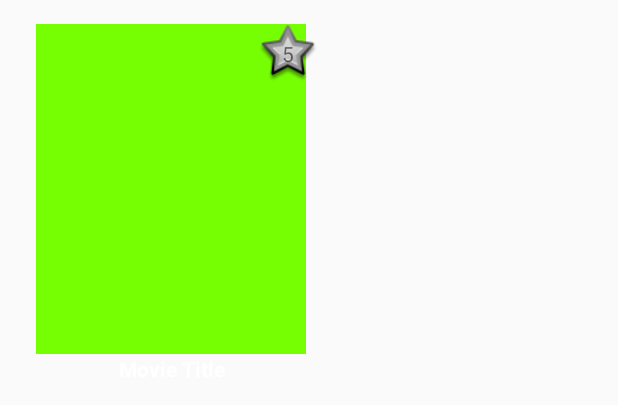
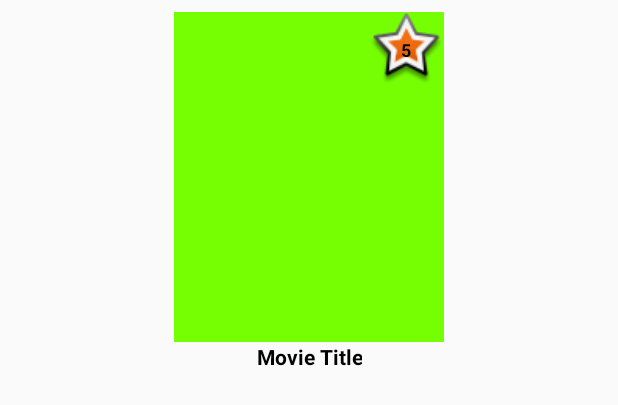
Before and after one commit to bonn9650/Popular-Movies-Android, an Android app: the layout film_poster_list_item.xml on its own in the app's theme, with its tools: preview values and no code run, on a phone screen of 412 x 824 dp. Shown: the top 405 px of the screen. Run offline under Robolectric (Android 15) with nearby library versions, the phone set to English and light mode, and no system bars.

Commit message:
Create preference activity fragment to house settings for sorting the film list. Change retrofit call to dynamically fetch lists from shared preference for sort type.

```diff
--- a/app/build.gradle
+++ b/app/build.gradle
@@ -9,6 +9,7 @@ android {
         versionCode 1
         versionName "1.0"
         testInstrumentationRunner "android.support.test.runner.AndroidJUnitRunner"
+        vectorDrawables.useSupportLibrary = true
     }
     buildTypes {
         release {
@@ -23,9 +24,13 @@ dependencies {
     implementation 'com.android.support:appcompat-v7:27.1.1'
     implementation 'com.android.support.constraint:constraint-layout:1.1.0'
     implementation 'com.android.support:recyclerview-v7:27.1.1'
+    implementation 'com.android.support:support-v4:27.1.1'
+    implementation 'com.android.support:support-vector-drawable:27.1.1'
     testImplementation 'junit:junit:4.12'
     androidTestImplementation 'com.android.support.test:runner:1.0.2'
     androidTestImplementation 'com.android.support.test.espresso:espresso-core:3.0.2'
     implementation 'com.squareup.retrofit2:retrofit:2.4.0'
     implementation 'com.squareup.retrofit2:converter-gson:2.4.0'
+    implementation 'com.squareup.picasso:picasso:2.71828'
+    implementation 'com.android.support:preference-v7:27.1.1'
 }
--- a/app/src/main/AndroidManifest.xml
+++ b/app/src/main/AndroidManifest.xml
@@ -2,7 +2,7 @@
 <manifest xmlns:android="http://schemas.android.com/apk/res/android"
     package="com.example.android.popularmovies">
 
-    <uses-permission android:name="android.permission.INTERNET"/>
+    <uses-permission android:name="android.permission.INTERNET" />
 
     <application
         android:allowBackup="true"
@@ -18,6 +18,10 @@
                 <category android:name="android.intent.category.LAUNCHER" />
             </intent-filter>
         </activity>
+        <activity
+            android:name=".SettingsActivity"
+            android:label="@string/title_activity_settings"
+            android:parentActivityName=".MainActivity"></activity>
     </application>
 
 </manifest>
--- a/app/src/main/java/com/example/android/popularmovies/FilmRecyclerViewAdapter.java
+++ b/app/src/main/java/com/example/android/popularmovies/FilmRecyclerViewAdapter.java
@@ -6,10 +6,12 @@ import android.support.v7.widget.RecyclerView;
 import android.view.LayoutInflater;
 import android.view.View;
 import android.view.ViewGroup;
+import android.widget.ImageView;
 import android.widget.TextView;
 
 
 import com.example.android.popularmovies.TheMovieDBAPI.Films;
+import com.squareup.picasso.Picasso;
 
 import java.util.List;
 
@@ -19,6 +21,7 @@ public class FilmRecyclerViewAdapter extends RecyclerView
 
     private List<Films> mFilms;
     private Context mContext;
+    private static final String BASE_IMAGE_URL = "https://image.tmdb.org/t/p/w342";
 
     public FilmRecyclerViewAdapter(List<Films> films, Context context) {
         this.mFilms = films;
@@ -29,6 +32,7 @@ public class FilmRecyclerViewAdapter extends RecyclerView
 
         TextView filmName;
         TextView filmRating;
+        ImageView filmImage;
 
 
         public FilmViewHolder(View itemView) {
@@ -36,6 +40,7 @@ public class FilmRecyclerViewAdapter extends RecyclerView
 
             filmName = itemView.findViewById(R.id.film_title);
             filmRating = itemView.findViewById(R.id.film_rating_star);
+            filmImage = itemView.findViewById(R.id.film_image);
 
         }
     }
@@ -57,6 +62,7 @@ public class FilmRecyclerViewAdapter extends RecyclerView
         //set the text and images of the film poster by viewholder position
         holder.filmName.setText(mFilms.get(position).getFilmTitle());
         holder.filmRating.setText(String.valueOf(mFilms.get(position).getVoteAverage()));
+        Picasso.get().load(BASE_IMAGE_URL + mFilms.get(position).getPosterPath()).into(holder.filmImage);
 
     }
 
--- a/app/src/main/java/com/example/android/popularmovies/TheMovieDBAPI/MovieDbClient.java
+++ b/app/src/main/java/com/example/android/popularmovies/TheMovieDBAPI/MovieDbClient.java
@@ -6,10 +6,12 @@ import java.util.List;
 
 import retrofit2.Call;
 import retrofit2.http.GET;
+import retrofit2.http.Path;
 import retrofit2.http.Query;
 
 public interface MovieDbClient {
 
-    @GET("/3/movie/popular")
-    Call<FilmsList> popularMoviesList(@Query("api_key") String api_key);
+    @GET("/3/movie/{path}")
+    Call<FilmsList> getMovieList(@Path("path") String path, @Query("api_key") String api_key);
+
 }
--- a/app/src/main/res/layout/activity_main.xml
+++ b/app/src/main/res/layout/activity_main.xml
@@ -7,7 +7,6 @@
         android:layout_width="match_parent"
         android:layout_height="match_parent"
         android:scrollbars="vertical"
-    android:background="@color/colorPrimaryDark"
         tools:context=".MainActivity">
 
 
--- a/app/src/main/res/layout/film_poster_list_item.xml
+++ b/app/src/main/res/layout/film_poster_list_item.xml
@@ -6,51 +6,58 @@
         xmlns:app="http://schemas.android.com/apk/res-auto"
         xmlns:tools="http://schemas.android.com/tools"
         android:layout_height="wrap_content"
-        android:layout_width="wrap_content"
-        android:layout_margin="16dp">
+        android:layout_width="match_parent"
+        android:layout_margin="8dp">
 
         <android.support.constraint.ConstraintLayout
             android:layout_width="match_parent"
-            android:layout_height="match_parent">
+            android:layout_height="wrap_content">
 
             <ImageView
                 android:id="@+id/film_image"
+                android:layout_width="wrap_content"
+                android:layout_height="240dp"
+                android:layout_marginEnd="8dp"
+                android:layout_marginLeft="8dp"
+                android:layout_marginRight="8dp"
+                android:layout_marginStart="8dp"
+                android:contentDescription="Film Poster Image"
                 android:scaleType="fitCenter"
-                android:layout_width="180dp"
-                android:layout_height="220dp"
-                android:contentDescription="Film Poster Image"
+                android:adjustViewBounds="true"
                 app:layout_constraintEnd_toEndOf="parent"
                 app:layout_constraintStart_toStartOf="parent"
                 app:layout_constraintTop_toTopOf="parent"
-                android:background="@color/colorPrimary"
-                tools:background="@color/colorPrimary"/>
+                tools:background="@color/colorPrimary"
+                tools:layout_height="220dp"
+                tools:layout_width="180dp" />
 
             <TextView
                 android:id="@+id/film_title"
-                android:layout_width="180dp"
+                android:layout_width="wrap_content"
                 android:layout_height="wrap_content"
                 android:layout_marginEnd="8dp"
                 android:layout_marginLeft="8dp"
                 android:layout_marginRight="8dp"
                 android:layout_marginStart="8dp"
-                android:textColor="@android:color/white"
+                android:gravity="center_horizontal"
+                android:textColor="@android:color/black"
                 android:textStyle="bold"
-                android:gravity="center_horizontal"
                 app:layout_constraintEnd_toEndOf="@+id/film_image"
                 app:layout_constraintStart_toStartOf="@+id/film_image"
                 app:layout_constraintTop_toBottomOf="@+id/film_image"
-                tools:text="Movie Title"
-                android:text="@{film.mFilmTitle}"/>
+                tools:text="Movie Title" />
 
             <TextView
                 android:id="@+id/film_rating_star"
-                android:layout_width="40dp"
-                android:layout_height="40dp"
-                android:background="@android:drawable/star_big_off"
+                android:layout_width="50dp"
+                android:layout_height="50dp"
+                android:background="@android:drawable/star_big_on"
                 android:gravity="center"
-                android:text="@{film.mFilmRating}"
-                app:layout_constraintEnd_toEndOf="parent"
-                app:layout_constraintTop_toTopOf="@+id/film_image"
+                android:textColor="#000000"
+                android:textSize="12sp"
+                android:textStyle="bold"
+                app:layout_constraintEnd_toEndOf="@+id/film_image"
+                app:layout_constraintTop_toTopOf="parent"
                 tools:text="5" />
 
 
--- a/app/src/main/res/values/styles.xml
+++ b/app/src/main/res/values/styles.xml
@@ -6,6 +6,7 @@
         <item name="colorPrimary">@color/colorPrimary</item>
         <item name="colorPrimaryDark">@color/colorPrimaryDark</item>
         <item name="colorAccent">@color/colorAccent</item>
+        <item name="preferenceTheme">@style/PreferenceThemeOverlay.v14.Material</item>
     </style>
 
 </resources>
```
Also changed, not shown: app/src/main/java/com/example/android/popularmovies/AppCompatPreferenceActivity.java (added, +109 -0 lines), app/src/main/java/com/example/android/popularmovies/FilmsListSettingsFragment.java (added, +20 -0 lines), app/src/main/java/com/example/android/popularmovies/MainActivity.java (+40 -7 lines), app/src/main/java/com/example/android/popularmovies/SettingsActivity.java (added, +23 -0 lines), app/src/main/res/drawable/ic_info_black_24dp.xml (added, +9 -0 lines), app/src/main/res/drawable/ic_notifications_black_24dp.xml (added, +9 -0 lines), app/src/main/res/drawable/ic_sync_black_24dp.xml (added, +9 -0 lines), app/src/main/res/menu/films_list_menu.xml (added, +10 -0 lines), app/src/main/res/values/array.xml (added, +14 -0 lines), app/src/main/res/values/strings.xml (+11 -0 lines), app/src/main/res/xml/list_preferences.xml (added, +10 -0 lines).
